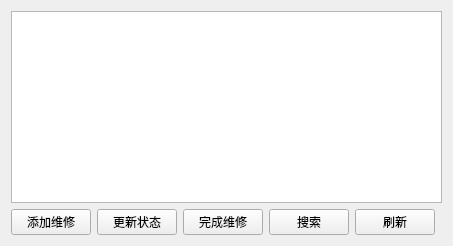
The window that LabEquipmentManager/maintenancewidget.ui (S-15-code/Lab) describes before a commit, drawn with Qt 5.
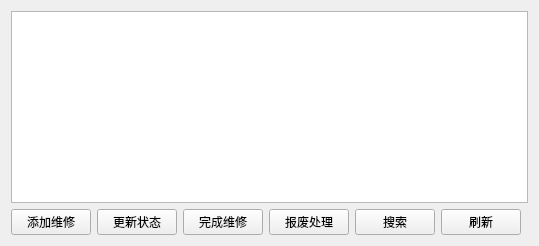
The same window after the commit.

Commit message: 搜索功能 查询报废信息

What changed in the file:
```diff
--- a/LabEquipmentManager/maintenancewidget.ui
+++ b/LabEquipmentManager/maintenancewidget.ui
@@ -11,6 +11,7 @@
      <item><widget class="QPushButton" name="addButton"><property name="text"><string>添加维修</string></property></widget></item>
      <item><widget class="QPushButton" name="updateButton"><property name="text"><string>更新状态</string></property></widget></item>
      <item><widget class="QPushButton" name="completeButton"><property name="text"><string>完成维修</string></property></widget></item>
+     <item><widget class="QPushButton" name="scrapButton"><property name="text"><string>报废处理</string></property></widget></item>
      <item><widget class="QPushButton" name="searchButton"><property name="text"><string>搜索</string></property></widget></item>
      <item><widget class="QPushButton" name="refreshButton"><property name="text"><string>刷新</string></property></widget></item>
      <item><spacer name="horizontalSpacer"><property name="orientation"><enum>Qt::Horizontal</enum></property><property name="sizeType"><enum>QSizePolicy::Expanding</enum></property></spacer></item>
```
The commit also changes 9 other files.
